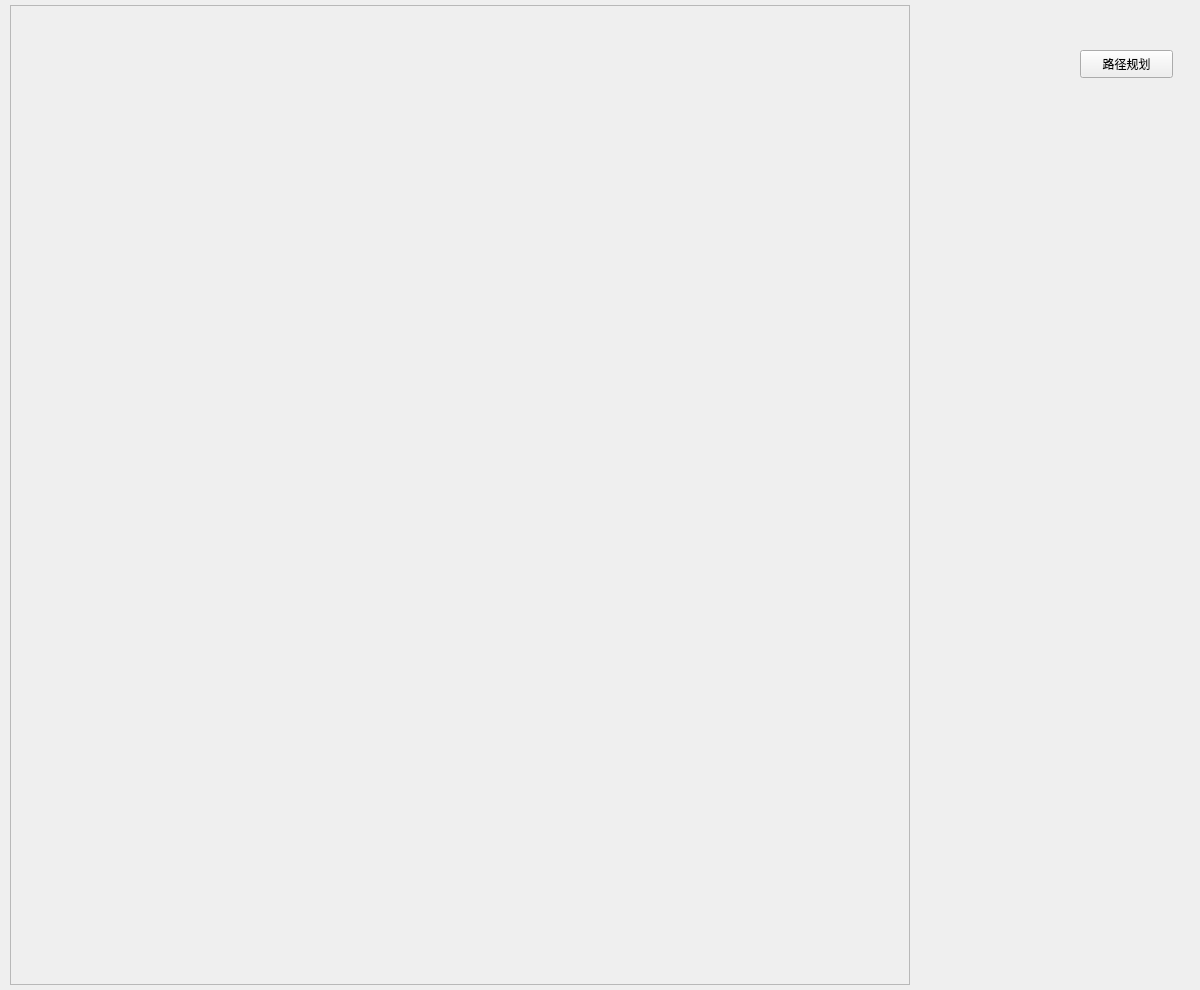
Above: mainwindow.ui from Chasecheese/HitWH_Map before the change. Below: the same form after it.
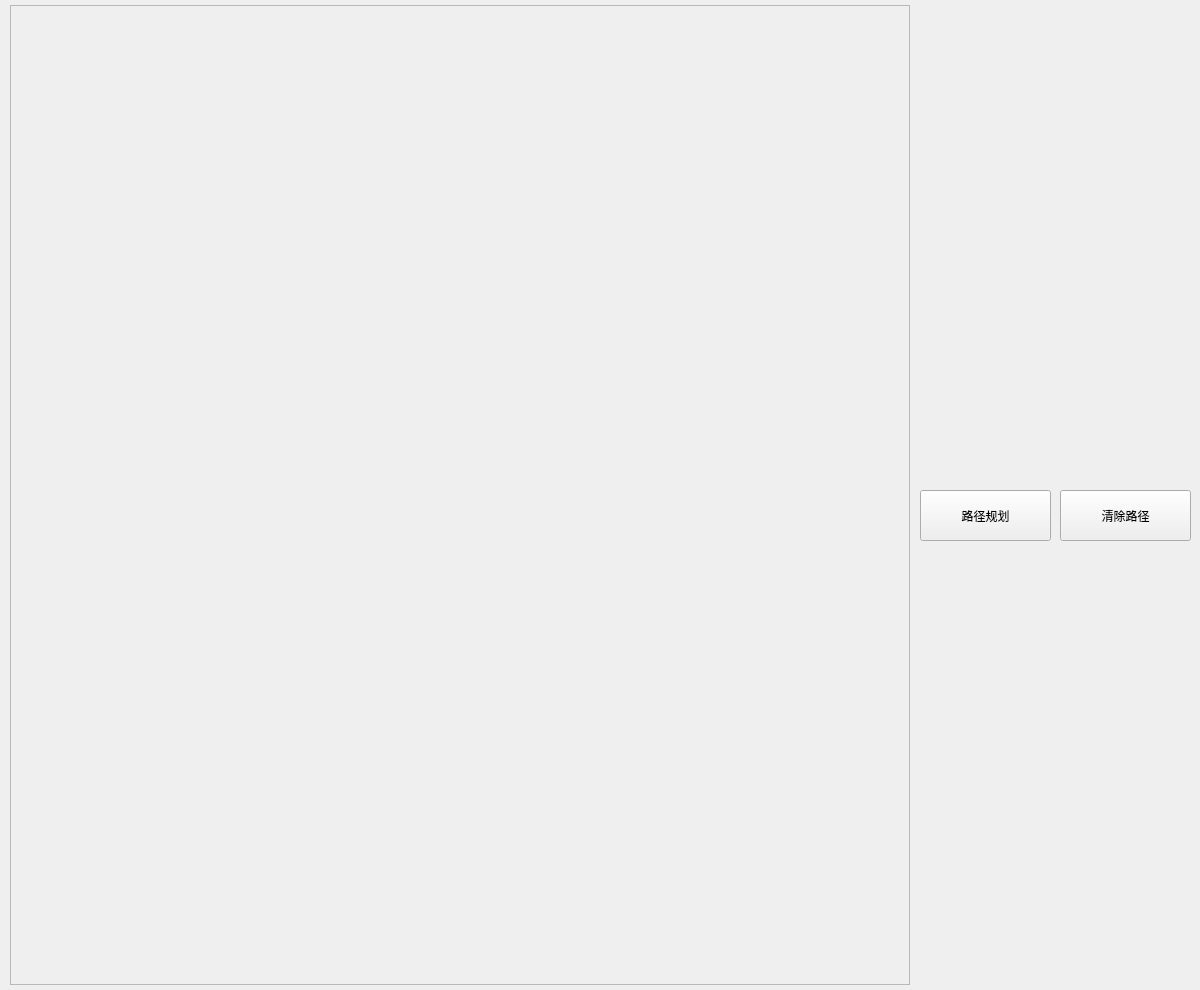
That is the form after the change.

What changed in the file:
```diff
--- a/mainwindow.ui
+++ b/mainwindow.ui
@@ -40,16 +40,29 @@
    <widget class="QPushButton" name="Route">
     <property name="geometry">
      <rect>
-      <x>1080</x>
-      <y>50</y>
-      <width>93</width>
-      <height>28</height>
+      <x>920</x>
+      <y>490</y>
+      <width>131</width>
+      <height>51</height>
      </rect>
     </property>
     <property name="text">
      <string>路径规划</string>
     </property>
    </widget>
+   <widget class="QPushButton" name="Clear">
+    <property name="geometry">
+     <rect>
+      <x>1060</x>
+      <y>490</y>
+      <width>131</width>
+      <height>51</height>
+     </rect>
+    </property>
+    <property name="text">
+     <string>清除路径</string>
+    </property>
+   </widget>
   </widget>
  </widget>
  <resources/>
```
